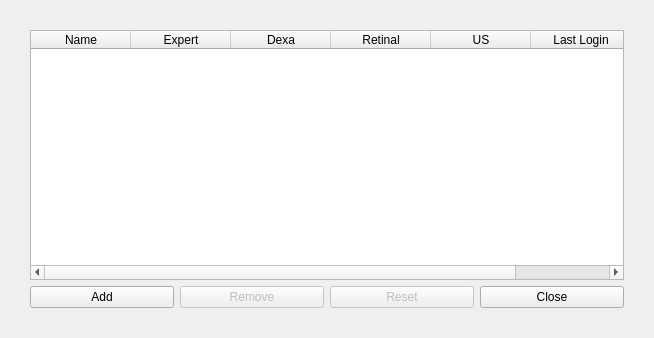
First picture: the form in api/interface/qt/QUserListDialog.ui, repository patrickdemond/Alder, before the edit.
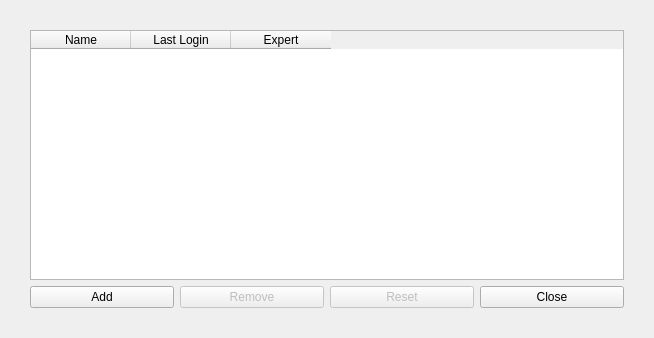
Second picture: the form after the edit.

Commit message: Adding new UserHasModality joining table

What changed in the file:
```diff
--- a/api/interface/qt/QUserListDialog.ui
+++ b/api/interface/qt/QUserListDialog.ui
@@ -36,38 +36,6 @@
        <set>AlignHCenter|AlignVCenter|AlignCenter</set>
       </property>
      </column>
-     <column>
-      <property name="text">
-       <string>Expert</string>
-      </property>
-      <property name="textAlignment">
-       <set>AlignHCenter|AlignVCenter|AlignCenter</set>
-      </property>
-     </column>
-     <column>
-      <property name="text">
-       <string>Dexa</string>
-      </property>
-      <property name="textAlignment">
-       <set>AlignHCenter|AlignVCenter|AlignCenter</set>
-      </property>
-     </column>
-     <column>
-      <property name="text">
-       <string>Retinal</string>
-      </property>
-      <property name="textAlignment">
-       <set>AlignHCenter|AlignVCenter|AlignCenter</set>
-      </property>
-     </column>
-     <column>
-      <property name="text">
-       <string>US</string>
-      </property>
-      <property name="textAlignment">
-       <set>AlignHCenter|AlignVCenter|AlignCenter</set>
-      </property>
-     </column>
      <column>
       <property name="text">
        <string>Last Login</string>
@@ -76,6 +44,14 @@
        <set>AlignHCenter|AlignVCenter|AlignCenter</set>
       </property>
      </column>
+     <column>
+      <property name="text">
+       <string>Expert</string>
+      </property>
+      <property name="textAlignment">
+       <set>AlignHCenter|AlignVCenter|AlignCenter</set>
+      </property>
+     </column>
     </widget>
    </item>
    <item>
```
The commit also changes 13 other files.
